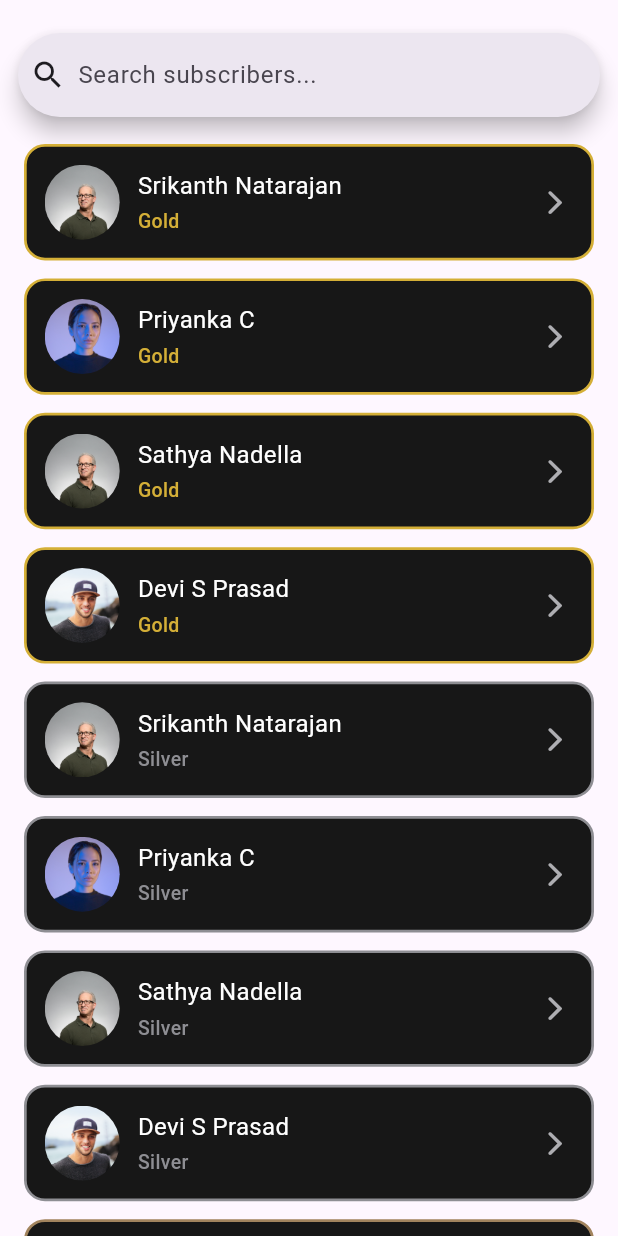
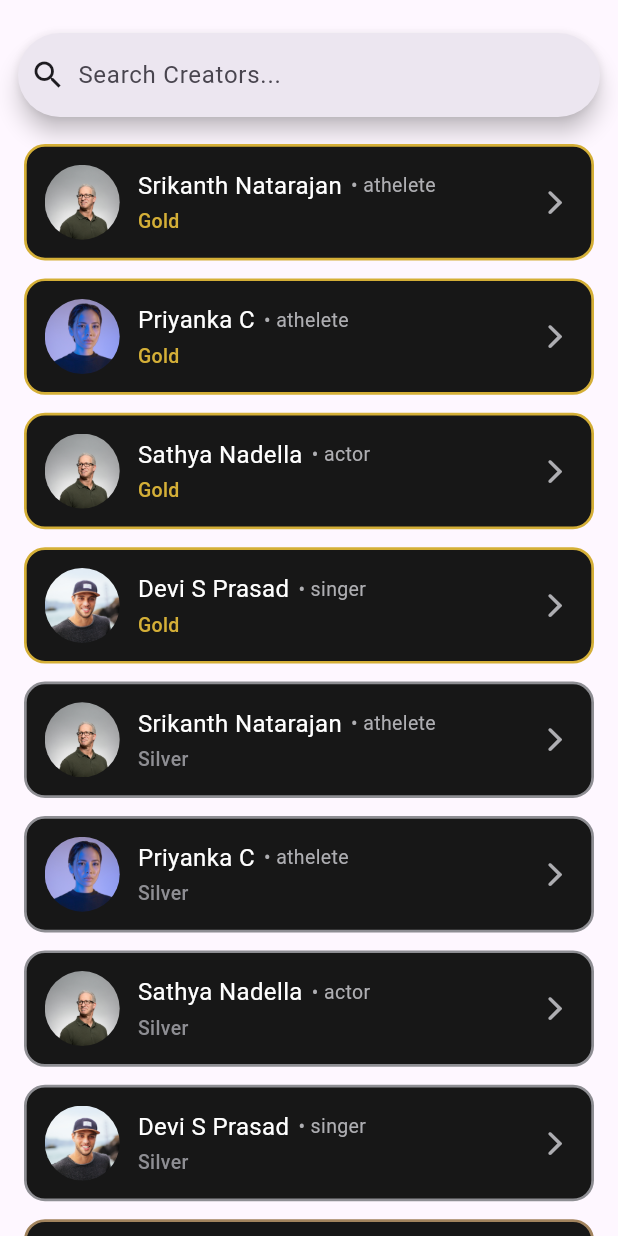
Before and after one commit to ranjithkumar-gitch/harmanapp, a Flutter app: the SubscribersListView widget shown alone on an empty page, opened directly, on a phone screen of 412 x 824 dp. Run offline on Flutter 3.47's test engine with Material 3 defaults, Android fonts, the phone set to English and light mode, and no system bars; our stand-ins replace animated_notch_bottom_bar, dots_indicator, font_awesome_flutter, google_fonts, rive, scroll_snap_list and 2 more; missing offline and left inert: video_thumbnail; Roboto replaces fonts that are missing (Gilroy).

Commit message:
ui fixes done

```diff
--- a/lib/SubscribersScreen.dart
+++ b/lib/SubscribersScreen.dart
@@ -388,7 +388,7 @@ class SubscribersListView extends StatelessWidget {
         Padding(
           padding: const EdgeInsets.all(12.0),
           child: SearchBar(
-            hintText: "Search subscribers...",
+            hintText: "Search Creators...",
             leading: const Icon(Icons.search),
             onTap: () {
               showSearch(context: context, delegate: DataSearch(posts));
@@ -422,10 +422,6 @@ class SubscribersListView extends StatelessWidget {
     );
   }
 }
-
-/// ------------------------------
-/// REUSABLE WIDGET HELPERS
-/// ------------------------------
 
 Widget sectionTitle(String title) {
   return Padding(
@@ -488,8 +484,32 @@ Widget subscriberCard(
 
           const SizedBox(width: 12),
 
+          // Column(
+          //   crossAxisAlignment: CrossAxisAlignment.start,
+          //   children: [
+          //     Text(
+          //       user.name,
+          //       style: const TextStyle(
+          //         color: CupertinoColors.white,
+          //         fontSize: 16,
+          //         fontFamily: "Gilroy",
+          //       ),
+          //     ),
+          //     const SizedBox(height: 3),
+          //     Text(
+          //       tier,
+          //       style: TextStyle(
+          //         color: color,
+          //         fontSize: 13,
+          //         fontWeight: FontWeight.w500,
+          //       ),
+          //     ),
+          //   ],
+          // ),
           Column(
             crossAxisAlignment: CrossAxisAlignment.start,
+            children: [
+              Row(
                 children: [
                   Text(
                     user.name,
@@ -498,6 +518,16 @@ Widget subscriberCard(
                       fontSize: 16,
                       fontFamily: "Gilroy",
                     ),
+                  ),
+                  const SizedBox(width: 6),
+                  Text(
+                    "• ${user.category}",
+                    style: const TextStyle(
+                      color: CupertinoColors.systemGrey2,
+                      fontSize: 13,
+                    ),
+                  ),
+                ],
               ),
               const SizedBox(height: 3),
               Text(
--- a/lib/models/user_post_model.dart
+++ b/lib/models/user_post_model.dart
@@ -3,11 +3,13 @@ import 'package:harmanapp/models/post_model.dart';
 class UserPostModel {
   String name;
   String profileImage;
+  String category;
   PostModel post;
   bool hasStory;
   UserPostModel({
     required this.name,
     required this.profileImage,
+    required this.category,
     required this.post,
     this.hasStory = false,
   });
@@ -17,6 +19,7 @@ List<UserPostModel> posts = [
   UserPostModel(
     name: 'Srikanth Natarajan',
     profileImage: 'foto-sushi.jpg',
+    category: 'athelete',
     post: PostModel(
       postType: Post.reel,
       video: '1.mp4',
@@ -29,6 +32,8 @@ List<UserPostModel> posts = [
   UserPostModel(
     name: 'Priyanka C',
     profileImage: 'aiony-haust.jpg',
+    category: 'athelete',
+
     post: PostModel(
       postType: Post.picture,
       images: ['1-1.jpg', '1-2.jpg'],
@@ -42,6 +47,8 @@ List<UserPostModel> posts = [
   UserPostModel(
     name: 'Sathya Nadella',
     profileImage: 'foto-sushi.jpg',
+    category: 'actor',
+
     post: PostModel(
       postType: Post.reel,
       video: '2.mp4',
@@ -56,6 +63,8 @@ List<UserPostModel> posts = [
   UserPostModel(
     name: 'Sathya Nadella',
     profileImage: 'foto-sushi.jpg',
+    category: 'athelete',
+
     post: PostModel(
       postType: Post.picture,
       images: ['2.jpg'],
@@ -68,6 +77,8 @@ List<UserPostModel> posts = [
   UserPostModel(
     name: 'Devi S Prasad',
     profileImage: 'lucas-sankey.jpg',
+    category: 'singer',
+
     post: PostModel(
       postType: Post.picture,
       images: ['3.jpg', '4.jpg'],
@@ -81,6 +92,8 @@ List<UserPostModel> posts = [
   UserPostModel(
     name: 'Srikanth N',
     profileImage: 'foto-sushi.jpg',
+    category: 'singer',
+
     post: PostModel(
       postType: Post.reel,
       video: '3.mp4',
@@ -93,6 +106,8 @@ List<UserPostModel> posts = [
   UserPostModel(
     name: 'Richa Mathews',
     profileImage: 'averie-woodard.jpg',
+    category: 'actor',
+
     post: PostModel(
       postType: Post.picture,
       images: ['5.jpg'],
@@ -106,6 +121,8 @@ List<UserPostModel> posts = [
   UserPostModel(
     name: 'Uday Ch',
     profileImage: 'michael-frattaroli.jpg',
+    category: 'athelete',
+
     post: PostModel(
       postType: Post.reel,
       video: '4.mp4',
```
Lines whose indentation alone changed are shown as unchanged.
